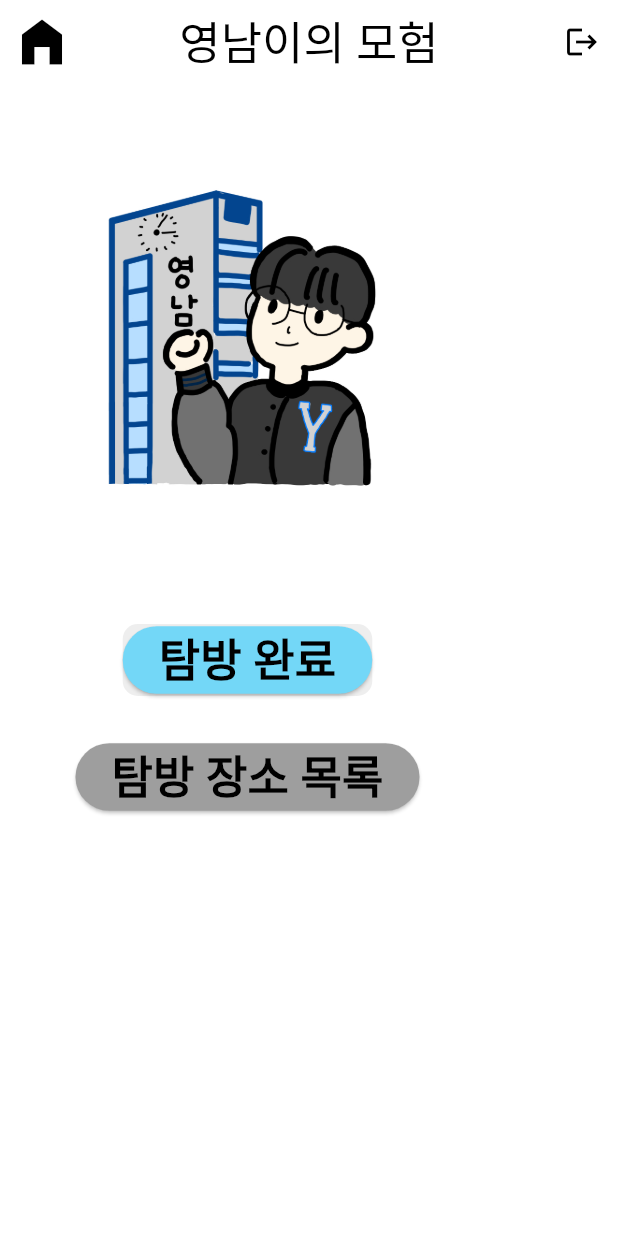
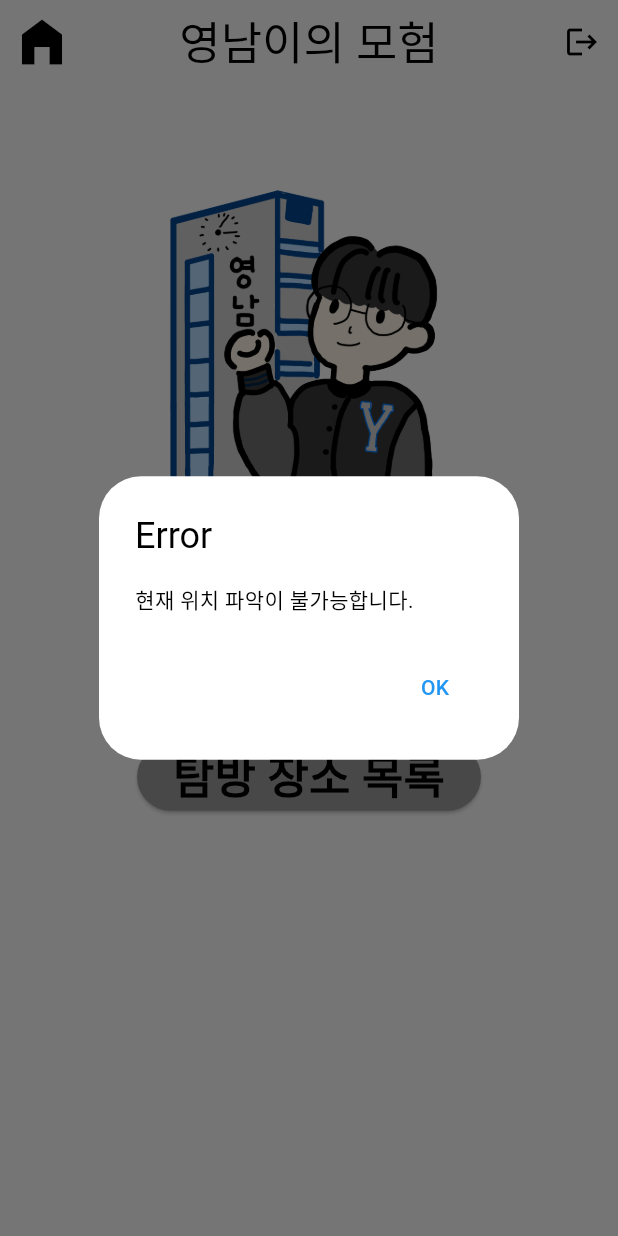
Before and after one commit to sernan96/YU_Conquer, a Flutter app: the screen it shows once a user with an empty profile is signed in, after a tap on "탐방 완료", on a phone screen of 412 x 824 dp. Run offline on Flutter 3.47's test engine with Material 3 defaults, Android fonts, the phone set to English and light mode, and no system bars; our stand-ins replace cloud_firestore, firebase_auth, firebase_core; accounts and stored records are empty; Roboto replaces fonts that are missing (TmoneyRoundWind).

Commit message:
[UPDATE] 구현완료

```diff
--- a/conquer/lib/pages/home_page_login.dart
+++ b/conquer/lib/pages/home_page_login.dart
@@ -21,6 +21,8 @@ class HomePageLogin extends StatelessWidget {
       context: context,
       builder: (context) {
         return Dialog(
+          child: Padding(
+            padding: const EdgeInsets.all(16.0),
             child: Column(
               mainAxisSize: MainAxisSize.min,
               children: documents.map((doc) {
@@ -30,6 +32,7 @@ class HomePageLogin extends StatelessWidget {
                   onTap: () => _showLocationDetails(context, data),
                 );
               }).toList(),
+            ),
           ),
         );
       },
@@ -54,6 +57,14 @@ class HomePageLogin extends StatelessWidget {
                     onPressed: () => Navigator.of(context).pop(),
                   ),
                 ),
+                if (data['imageFileName'] != null)
+                  Image.asset(
+                    'assets/images/${data['imageFileName']}',
+                    height: 200,
+                    width: 200,
+                    fit: BoxFit.cover,
+                  ),
+                const SizedBox(height: 8),
                 Text(
                   "Exp: ${data['Exp'] ?? 'N/A'}",
                   style: const TextStyle(
@@ -72,6 +83,24 @@ class HomePageLogin extends StatelessWidget {
               ],
             ),
           ),
+        );
+      },
+    );
+  }
+
+  void _showErrorDialog(BuildContext context) {
+    showDialog(
+      context: context,
+      builder: (context) {
+        return AlertDialog(
+          title: const Text('Error'),
+          content: const Text('현재 위치 파악이 불가능합니다.'),
+          actions: [
+            TextButton(
+              onPressed: () => Navigator.of(context).pop(),
+              child: const Text('OK'),
+            ),
+          ],
         );
       },
     );
@@ -105,7 +134,8 @@ class HomePageLogin extends StatelessWidget {
           ),
         ],
       ),
-      body: Column(
+      body: Center(
+        child: Column(
           crossAxisAlignment: CrossAxisAlignment.center,
           mainAxisAlignment: MainAxisAlignment.start,
           children: [
@@ -126,7 +156,7 @@ class HomePageLogin extends StatelessWidget {
                 style: ElevatedButton.styleFrom(
                   backgroundColor: const Color(0xFF73D7F7),
                 ),
-              onPressed: () {},
+                onPressed: () => _showErrorDialog(context),
                 child: const Text(
                   '탐방 완료',
                   style: TextStyle(
@@ -156,6 +186,7 @@ class HomePageLogin extends StatelessWidget {
             ),
           ],
         ),
+      ),
     );
   }
 }
```
Also changed, not shown: conquer/assets/images/image1.jpg (added), conquer/assets/images/image2.jpg (added), conquer/assets/images/image3.jpg (added). Lines whose indentation alone changed are shown as unchanged.
